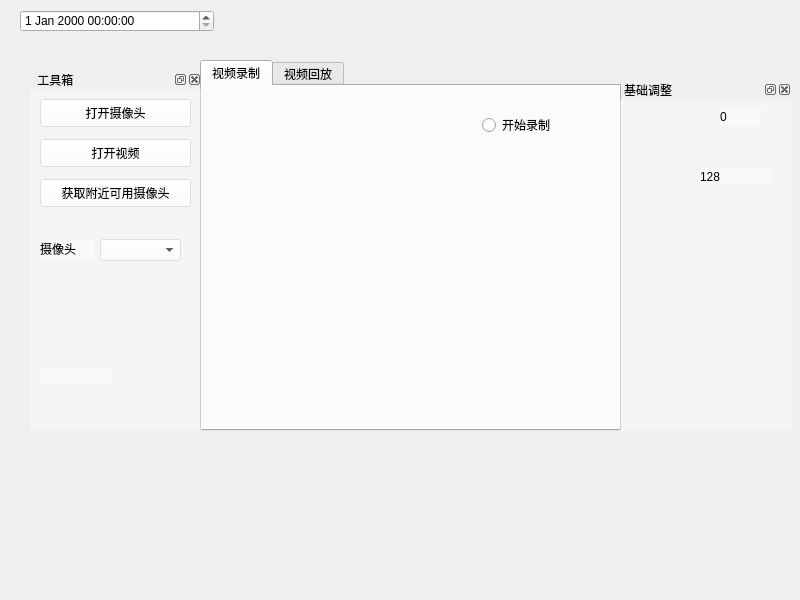
Above: video/widget.ui from dogsbody111/opencv-qt- before the change. Below: the same form after it.
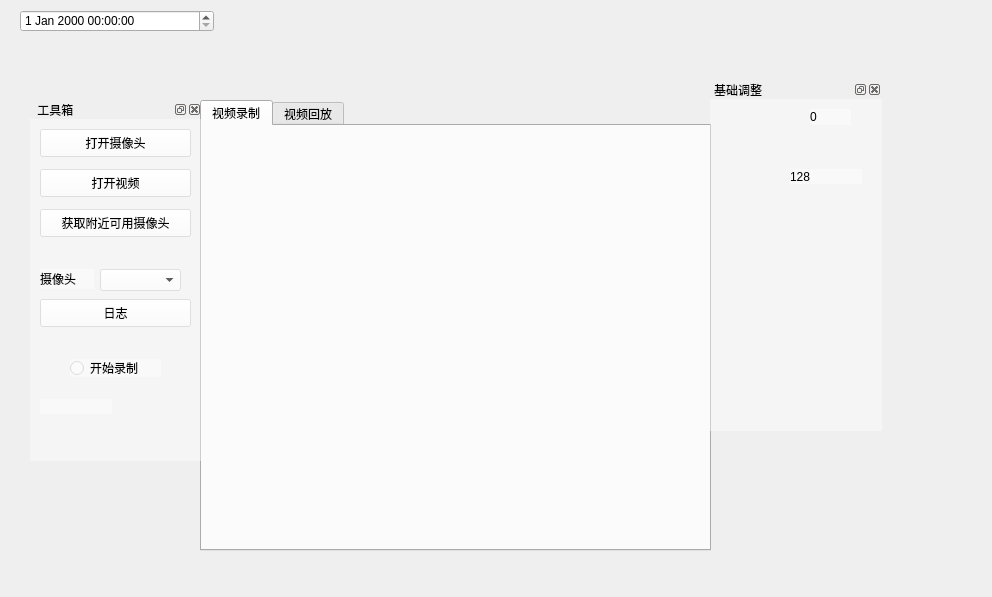
That is the form after the change. Icons and pictures are not drawn.

The edit to the form file:
```diff
--- a/video/widget.ui
+++ b/video/widget.ui
@@ -6,8 +6,8 @@
    <rect>
     <x>0</x>
     <y>0</y>
-    <width>800</width>
-    <height>600</height>
+    <width>992</width>
+    <height>597</height>
    </rect>
   </property>
   <property name="windowTitle">
@@ -17,9 +17,9 @@
    <property name="geometry">
     <rect>
      <x>200</x>
-     <y>60</y>
-     <width>421</width>
-     <height>371</height>
+     <y>100</y>
+     <width>511</width>
+     <height>451</height>
     </rect>
    </property>
    <property name="currentIndex">
@@ -29,29 +29,16 @@
     <attribute name="title">
      <string>视频录制</string>
     </attribute>
-    <widget class="QRadioButton" name="radioButton">
+    <widget class="QWidget" name="gridLayoutWidget">
      <property name="geometry">
       <rect>
-       <x>280</x>
-       <y>30</y>
-       <width>91</width>
-       <height>18</height>
+       <x>9</x>
+       <y>9</y>
+       <width>491</width>
+       <height>411</height>
       </rect>
      </property>
-     <property name="text">
-      <string>开始录制</string>
-     </property>
-    </widget>
-    <widget class="QWidget" name="layoutWidget">
-     <property name="geometry">
-      <rect>
-       <x>10</x>
-       <y>10</y>
-       <width>201</width>
-       <height>221</height>
-      </rect>
-     </property>
-     <layout class="QVBoxLayout" name="verticalLayout"/>
+     <layout class="QGridLayout" name="gridLayout"/>
     </widget>
    </widget>
    <widget class="QWidget" name="tab_2">
@@ -83,7 +70,7 @@
    <property name="geometry">
     <rect>
      <x>30</x>
-     <y>70</y>
+     <y>100</y>
      <width>172</width>
      <height>361</height>
     </rect>
@@ -223,12 +210,41 @@
       </rect>
      </property>
     </widget>
+    <widget class="QRadioButton" name="radioButton">
+     <property name="geometry">
+      <rect>
+       <x>40</x>
+       <y>240</y>
+       <width>91</width>
+       <height>18</height>
+      </rect>
+     </property>
+     <property name="text">
+      <string>开始录制</string>
+     </property>
+    </widget>
+    <widget class="QPushButton" name="open_4">
+     <property name="geometry">
+      <rect>
+       <x>10</x>
+       <y>180</y>
+       <width>151</width>
+       <height>28</height>
+      </rect>
+     </property>
+     <property name="styleSheet">
+      <string notr="true"/>
+     </property>
+     <property name="text">
+      <string>日志</string>
+     </property>
+    </widget>
    </widget>
   </widget>
   <widget class="QDockWidget" name="dockWidget_2">
    <property name="geometry">
     <rect>
-     <x>620</x>
+     <x>710</x>
      <y>80</y>
      <width>172</width>
      <height>351</height>
@@ -297,6 +313,22 @@
     </rect>
    </property>
   </widget>
+  <widget class="QLabel" name="labell">
+   <property name="geometry">
+    <rect>
+     <x>80</x>
+     <y>50</y>
+     <width>531</width>
+     <height>31</height>
+    </rect>
+   </property>
+   <property name="text">
+    <string/>
+   </property>
+   <property name="alignment">
+    <set>Qt::AlignCenter</set>
+   </property>
+  </widget>
  </widget>
  <resources/>
  <connections/>
```
Left out of the diff: 6 changed lines with no effect on the pictures.
